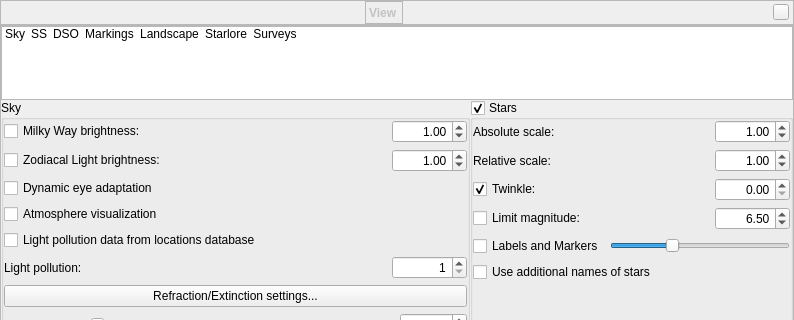
The window that src/gui/viewDialog.ui (519984307/stellarium_src) describes before a commit, drawn with Qt 5; both pictures show x 0 to 794 and y 0 to 320 of the 794 by 591 pixel window.
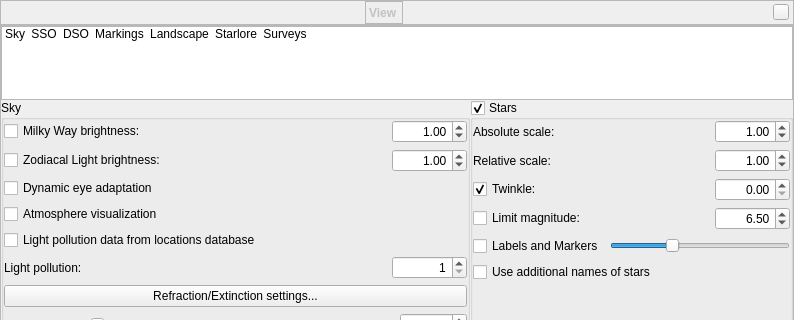
The same window after the commit. Icons and pictures are not drawn. Custom widgets are drawn as their Qt base class.

Commit message: Updated translations for public testing

```diff
--- a/src/gui/viewDialog.ui
+++ b/src/gui/viewDialog.ui
@@ -3691,7 +3691,7 @@
         </item>
         <item>
          <property name="text">
-          <string comment="Solar system objects">SS</string>
+          <string comment="Solar system objects">SSO</string>
          </property>
          <property name="toolTip">
           <string>Solar system objects</string>
```
